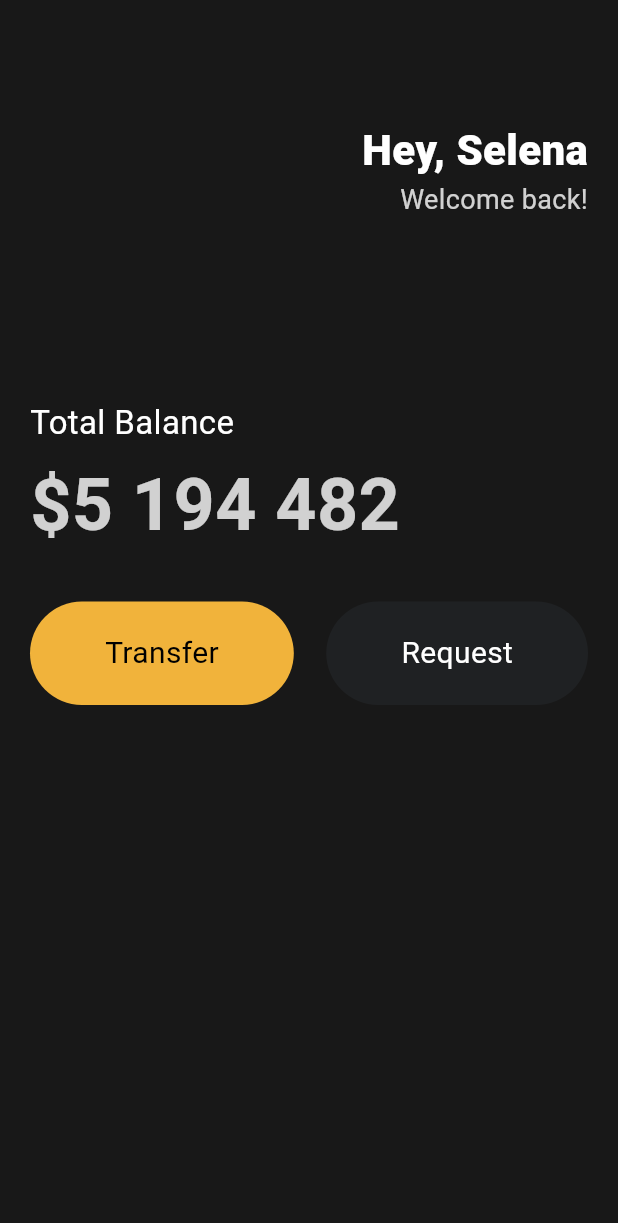
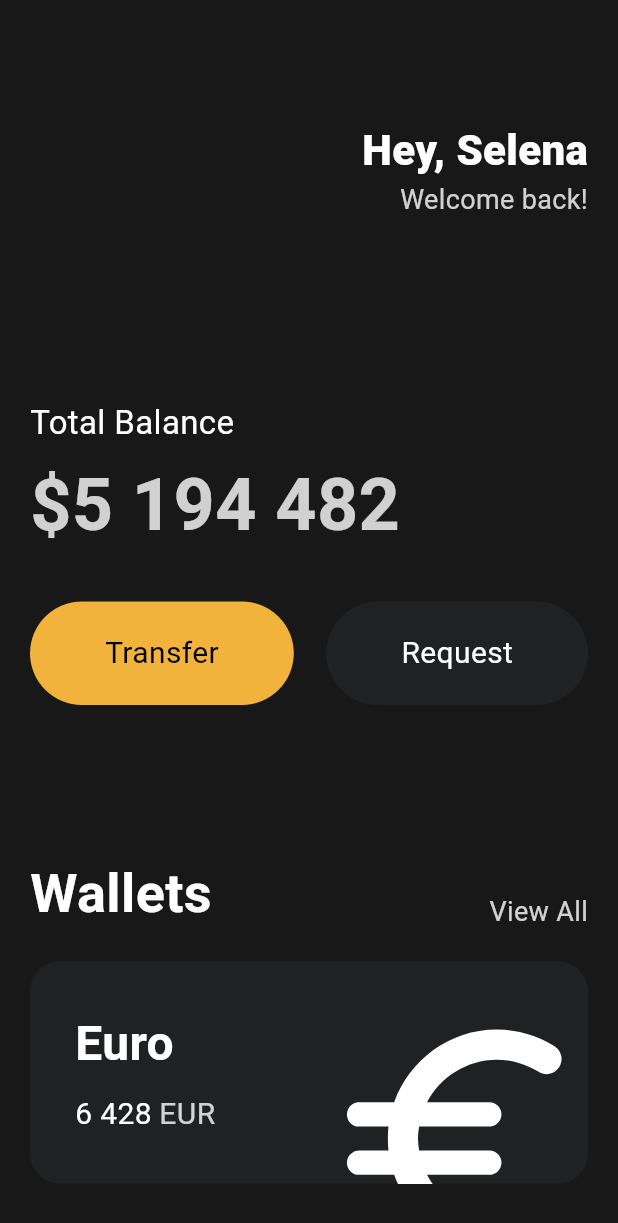
Before and after one commit to IMCORIN2/flutter_toonflix, a Flutter app: the screen it shows after launch, on a phone screen of 412 x 824 dp. Shown: the top 1223 px of the screen. Run offline on Flutter 3.47's test engine with Material 3 defaults, Android fonts, the phone set to English and light mode, and no system bars.

Commit message:
add: currency card

```diff
--- a/lib/main.dart
+++ b/lib/main.dart
@@ -1,4 +1,5 @@
 import 'package:flutter/material.dart';
+import 'package:toonflix/widgets/currency_card.dart';
 import 'widgets/button.dart';
 
 class Player {
@@ -94,9 +95,41 @@ class App extends StatelessWidget {
                     textColor: Colors.white,
                   ),
                 ],
+              ),
+              const SizedBox(
+                height: 100,
+              ),
+              Row(
+                crossAxisAlignment: CrossAxisAlignment.end,
+                mainAxisAlignment: MainAxisAlignment.spaceBetween,
+                children: [
+                  const Text("Wallets",
+                      style: TextStyle(
+                        color: Colors.white,
+                        fontSize: 36,
+                        fontWeight: FontWeight.w600,
+                      )),
+                  Text(
+                    "View All",
+                    style: TextStyle(
+                      color: Colors.white.withOpacity(0.8),
+                      fontSize: 18,
+                    ),
+                  ),
+                ],
+              ),
+              const SizedBox(
+                height: 20,
+              ),
+              const CurrencyCard(
+                name: "Euro",
+                code: "EUR",
+                amount: "6 428",
+                icon: Icons.euro_rounded,
               )
             ],
-            )),
+          ),
+        ),
       ),
     );
   }
--- /dev/null
+++ b/lib/widgets/currency_card.dart
@@ -0,0 +1,80 @@
+import 'package:flutter/material.dart';
+
+class CurrencyCard extends StatelessWidget {
+  final String name, code, amount;
+  final IconData icon;
+
+  const CurrencyCard({
+    super.key,
+    required this.name,
+    required this.code,
+    required this.amount,
+    required this.icon,
+  });
+
+  @override
+  Widget build(BuildContext context) {
+    return Container(
+      clipBehavior: Clip.hardEdge,
+      decoration: BoxDecoration(
+        color: const Color(0xFF1F2123),
+        borderRadius: BorderRadius.circular(20),
+      ),
+      child: Padding(
+        padding: const EdgeInsets.all(30),
+        child: Row(
+          mainAxisAlignment: MainAxisAlignment.spaceBetween,
+          children: [
+            Column(
+              crossAxisAlignment: CrossAxisAlignment.start,
+              children: [
+                Text(
+                  name,
+                  style: const TextStyle(
+                    color: Colors.white,
+                    fontSize: 32,
+                    fontWeight: FontWeight.w600,
+                  ),
+                ),
+                const SizedBox(
+                  height: 10,
+                ),
+                Row(
+                  children: [
+                    Text(
+                      amount,
+                      style: const TextStyle(
+                        color: Colors.white,
+                        fontSize: 20,
+                      ),
+                    ),
+                    const SizedBox(
+                      width: 5,
+                    ),
+                    Text(
+                      code,
+                      style: TextStyle(
+                        color: Colors.white.withOpacity(0.8),
+                        fontSize: 20,
+                      ),
+                    ),
+                  ],
+                ),
+              ],
+            ),
+            Transform.scale(
+                scale: 2.2,
+                child: Transform.translate(
+                  offset: const Offset(-5, 20),
+                  child: Icon(
+                    icon,
+                    color: Colors.white,
+                    size: 88,
+                  ),
+                )),
+          ],
+        ),
+      ),
+    );
+  }
+}
```
Lines whose indentation alone changed are shown as unchanged.
